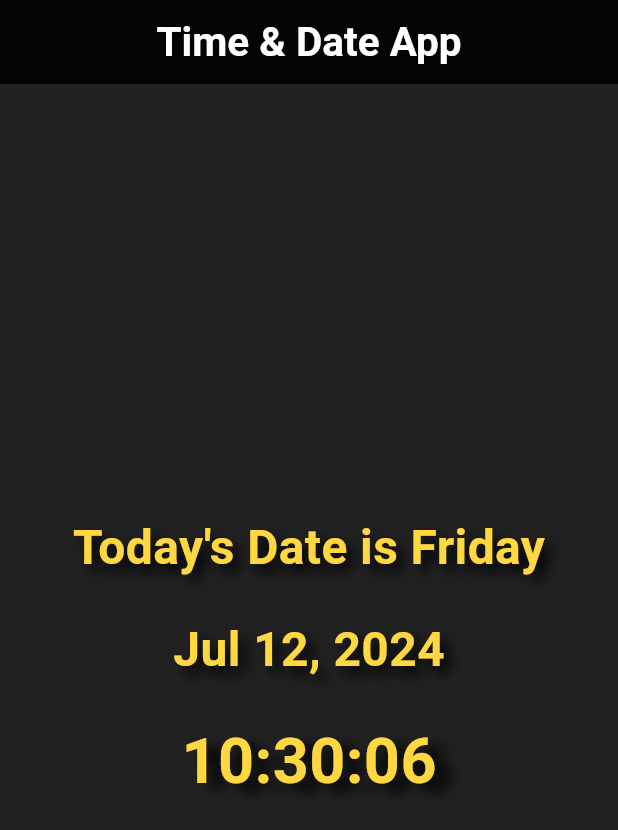
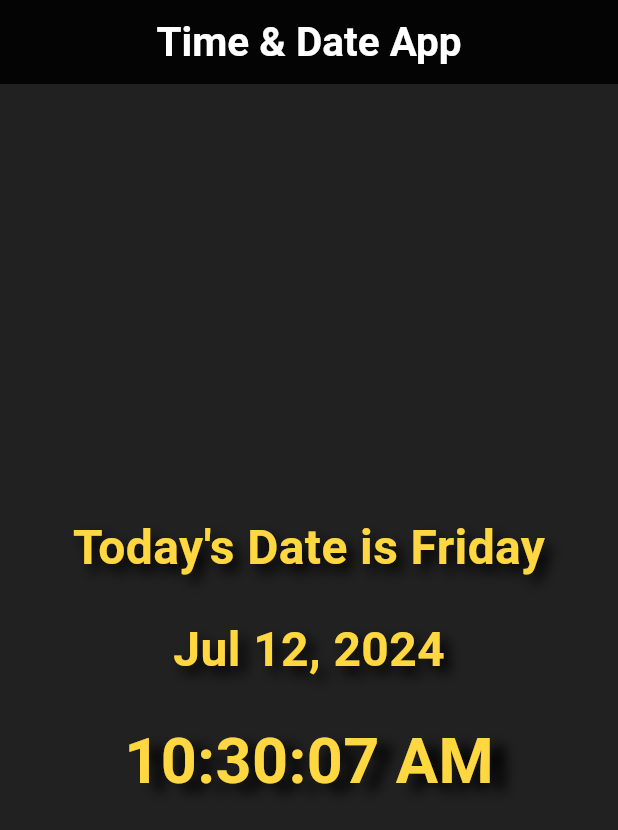
Before and after one commit to warddaraghmeh/show_date_time_app, a Flutter app: the screen it shows after launch, on a phone screen of 412 x 824 dp. Shown: the top 830 px of the screen. Run offline on Flutter 3.47's test engine with Material 3 defaults, Android fonts, the phone set to English and light mode, and no system bars.

```diff
--- a/lib/main.dart
+++ b/lib/main.dart
@@ -1,8 +1,8 @@
 // ignore_for_file: prefer_const_constructors, prefer_const_literals_to_create_immutables
 
 import 'dart:async';
-
 import 'package:flutter/material.dart';
+import 'package:intl/intl.dart';
 
 void main() {
   runApp(const MyApp());
@@ -29,94 +29,22 @@ class DateApp extends StatefulWidget {
 }
 
 class _DateAppState extends State<DateApp> {
-  // Time
-  String hour = "";
-  String minute = "";
-  String second = "";
-  // Date
-  String year = "";
-  String month = "";
-  String day = "";
-  String dayWeek = "";
+  String weekday = DateFormat.EEEE().format(DateTime.now());
+  String date = DateFormat.yMMMd().format(DateTime.now());
+  String timeNow = DateFormat('hh:mm:ss a').format(DateTime.now());
 
   changeEverySec() {
     Timer.periodic(Duration(seconds: 1), (timer) {
       setState(() {
-        year = DateTime.now().year.toString();
-        month = DateTime.now().month.toString();
-        switch (month) {
-          case "1":
-            month = "Jan";
-            break;
-          case "2":
-            month = "Feb";
-            break;
-          case "3":
-            month = "Mar";
-            break;
-          case "4":
-            month = "Apr";
-            break;
-          case "5":
-            month = "May";
-            break;
-          case "6":
-            month = "Jun";
-            break;
-          case "7":
-            month = "Jul";
-            break;
-          case "8":
-            month = "Aug";
-            break;
-          case "9":
-            month = "Sep";
-            break;
-          case "10":
-            month = "Oct";
-            break;
-          case "11":
-            month = "Nov";
-            break;
-          case "12":
-            month = "Dec";
-            break;
-        }
-        day = DateTime.now().day.toString();
-        dayWeek = DateTime.now().weekday.toString();
-        switch (dayWeek) {
-          case "1":
-            dayWeek = "Monday";
-            break;
-          case "2":
-            dayWeek = "Tuesday";
-            break;
-          case "3":
-            dayWeek = "Wednesday";
-            break;
-          case "4":
-            dayWeek = "Thursday";
-            break;
-          case "5":
-            dayWeek = "Friday";
-            break;
-          case "6":
-            dayWeek = "Saturday";
-            break;
-          case "7":
-            dayWeek = "Sunday";
-            break;
-        }
-        hour = DateTime.now().hour.toString();
-        minute = DateTime.now().minute.toString();
-        second = DateTime.now().second.toString();
+        weekday = DateFormat.EEEE().format(DateTime.now());
+        date = DateFormat.yMMMd().format(DateTime.now());
+        timeNow = DateFormat('hh:mm:ss a').format(DateTime.now());
       });
     });
   }
 
   @override
   void initState() {
-    // TODO: implement initState
     super.initState();
     changeEverySec();
   }
@@ -130,7 +58,11 @@ class _DateAppState extends State<DateApp> {
           backgroundColor: Colors.black87,
           title: Text(
             "Time & Date App",
-            style: TextStyle(fontSize: 27, color: Colors.white, fontWeight: FontWeight.bold),
+            style: TextStyle(
+              fontSize: 27,
+              color: Colors.white,
+              fontWeight: FontWeight.bold,
+            ),
           ),
           centerTitle: true,
         ),
@@ -139,7 +71,7 @@ class _DateAppState extends State<DateApp> {
             mainAxisAlignment: MainAxisAlignment.center,
             children: [
               Text(
-                "Today's Date is $dayWeek",
+                "Today's Date is $weekday",
                 style: TextStyle(
                   fontSize: 32,
                   color: Colors.amberAccent,
@@ -157,7 +89,7 @@ class _DateAppState extends State<DateApp> {
                 height: 22,
               ),
               Text(
-                "$month $day, $year",
+                date,
                 style: TextStyle(
                   fontSize: 32,
                   color: Colors.amberAccent,
@@ -175,7 +107,7 @@ class _DateAppState extends State<DateApp> {
                 height: 22,
               ),
               Text(
-                "${hour.padLeft(2, "0")}:${minute.padLeft(2, "0")}:${second.padLeft(2, "0")}",
+                timeNow,
                 style: TextStyle(
                   fontSize: 42,
                   color: Colors.amberAccent,
```
Also changed, not shown: pubspec.yaml (+3 -4 lines), pubspec.lock.
